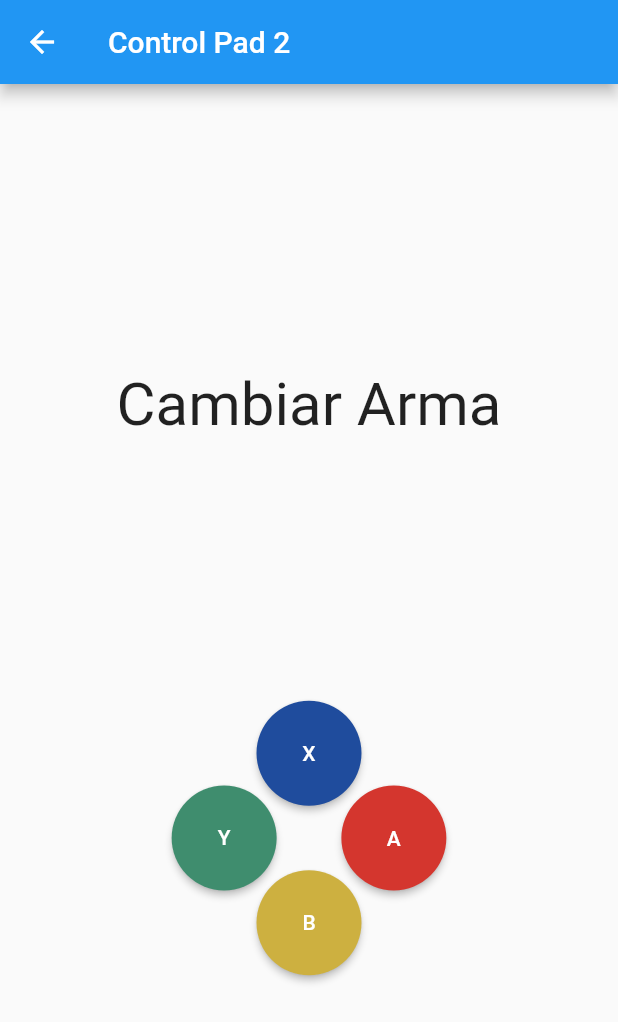
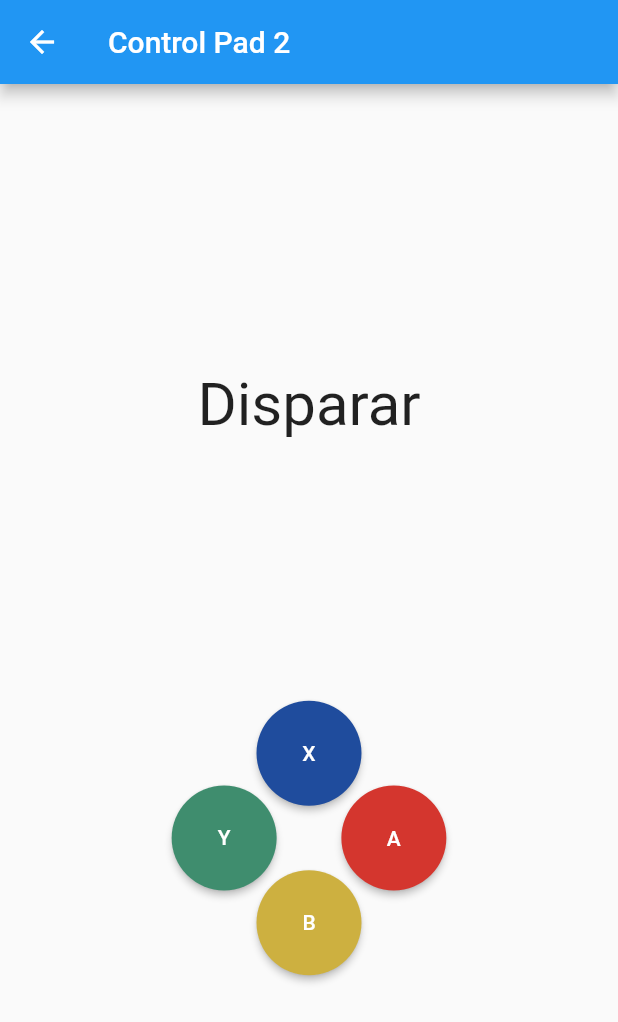
Before and after one commit to TKMonkey/command_pattern, a Flutter app: the SecondMainScreen screen opened directly, after a tap on an icon or button, on a phone screen of 412 x 824 dp. Shown: the top 1022 px of the screen. Run offline on Flutter 3.47's test engine with Material 2 defaults, Android fonts, the phone set to English and light mode, and no system bars.

```diff
--- a/lib/2/swappable_control_pad.dart
+++ b/lib/2/swappable_control_pad.dart
@@ -38,7 +38,7 @@ class SecondControlPad extends StatelessWidget {
                   PadButton(
                     text: "X",
                     color: const Color.fromRGBO(31, 76, 157, 1),
-                    onPressed: yCommand.execute,
+                    onPressed: xCommand.execute,
                   )
                 ],
               ),
--- a/lib/2/swappable_main_screen.dart
+++ b/lib/2/swappable_main_screen.dart
@@ -34,8 +34,8 @@ class _SecondScreenState extends State<SecondMainScreen> {
 
     aCommand = DuckCommand(printer);
     bCommand = JumpCommand(printer);
-    xCommand = ShootCommand(printer);
-    yCommand = SwapWeaponCommand(printer);
+    xCommand = SwapWeaponCommand(printer);
+    yCommand = ShootCommand(printer);
   }
 
   @override
```
